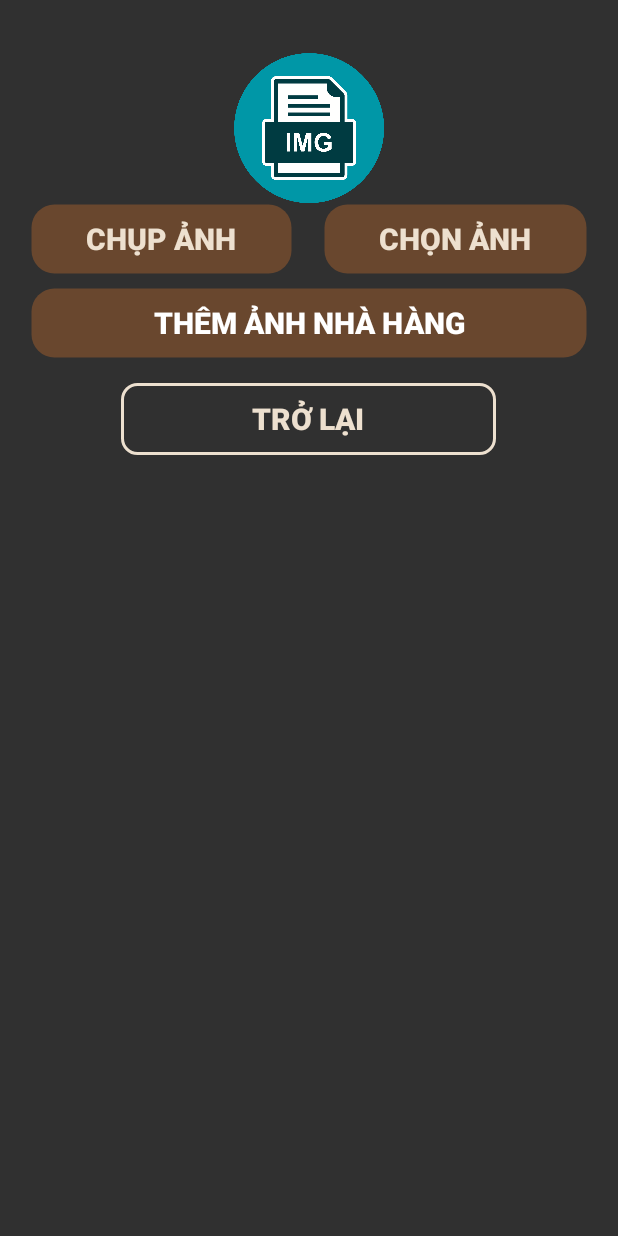
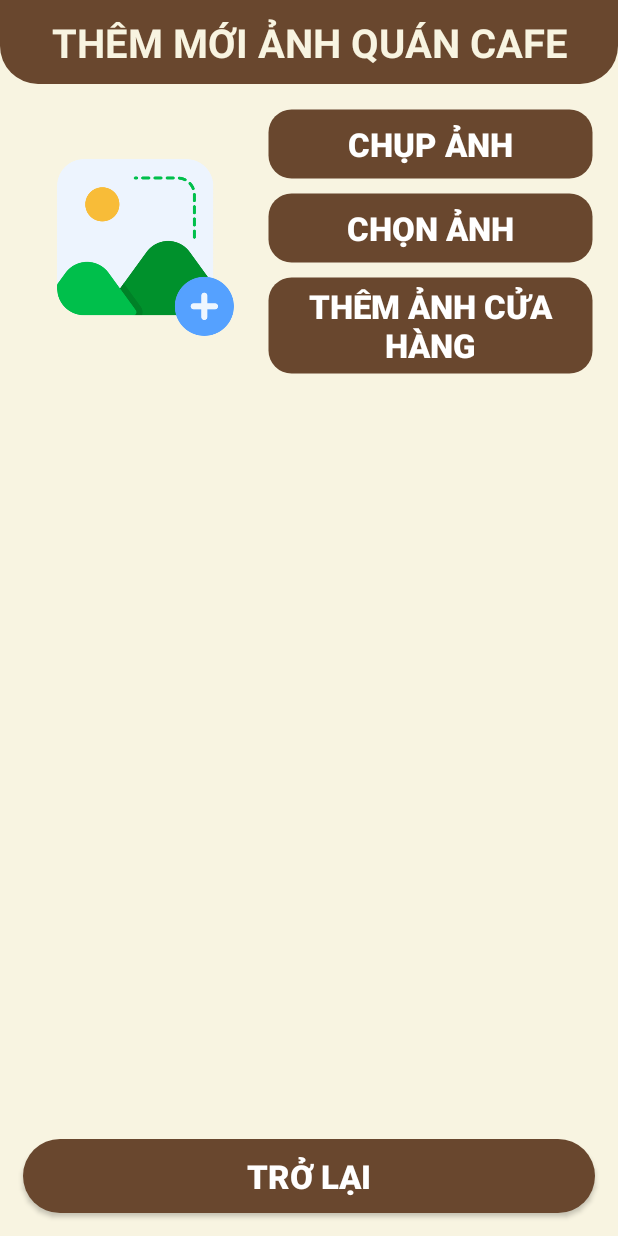
Before and after one commit to liorion-nguyen/manager-cafe, an Android app: the AddImageCafe screen opened directly, with no data from a screen before it, on a phone screen of 412 x 824 dp. Run offline under Robolectric (Android 15) with nearby library versions, the light colour scheme and no system bars; our stand-ins replace Firebase (no records; nobody signed in at launch, a user with empty details on screens opened directly); 2 statements that could not run were skipped.

Commit message:
chỉnh sửa trang thêm ảnh cửa hàng và một số thứ linh tinh

```diff
--- a/app/src/main/java/com/example/quanlychuoicuahangcaphe/AddImageCafe.java
+++ b/app/src/main/java/com/example/quanlychuoicuahangcaphe/AddImageCafe.java
@@ -229,7 +229,7 @@ public class AddImageCafe extends AppCompatActivity {
                                     CacAnhQuanCafe.add(link);
                                     a.setListHinhAnh(CacAnhQuanCafe);
                                     new_nh.setListHinhAnh(CacAnhQuanCafe);
-                                    ivChonAnh.setImageResource(R.drawable.img);
+                                    ivChonAnh.setImageResource(R.drawable.gallery);
                                     cacAnhCafeAdapter.notifyDataSetChanged();
                                 }
                             });
--- a/app/src/main/java/com/example/quanlychuoicuahangcaphe/AdminActivity.java
+++ b/app/src/main/java/com/example/quanlychuoicuahangcaphe/AdminActivity.java
@@ -50,8 +50,8 @@ public class AdminActivity extends AppCompatActivity {
         setContentView(R.layout.activity_admin);
 
         // Ánh xạ
-        fabThemQuanCafe = findViewById(R.id.fabThemNhaHang);
-        lvQuanCafe = findViewById(R.id.lvNhaHang);
+        fabThemQuanCafe = findViewById(R.id.fabThemQuanCafe);
+        lvQuanCafe = findViewById(R.id.lvQuanCafe);
         listQuanCafe = new ArrayList<>();
         quanCafeAdapter = new QuanCafeAdapter(AdminActivity.this, R.layout.lv_item_nha_hang, listQuanCafe);
         lvQuanCafe.setAdapter(quanCafeAdapter);
--- a/app/src/main/res/layout/activity_add_image_cafe.xml
+++ b/app/src/main/res/layout/activity_add_image_cafe.xml
@@ -1,97 +1,131 @@
 <?xml version="1.0" encoding="utf-8"?>
-<androidx.constraintlayout.widget.ConstraintLayout xmlns:android="http://schemas.android.com/apk/res/android"
+<androidx.constraintlayout.widget.ConstraintLayout
+    xmlns:android="http://schemas.android.com/apk/res/android"
     xmlns:app="http://schemas.android.com/apk/res-auto"
     xmlns:tools="http://schemas.android.com/tools"
     android:layout_width="match_parent"
     android:layout_height="match_parent"
+    android:background="#F8F4E1"
     tools:context=".AddImageCafe">
-<!--<ScrollView-->
-<!--    android:layout_width="match_parent"-->
-<!--    android:layout_height="match_parent">-->
+
+    <TextView
+        android:id="@+id/tvTitle"
+        android:layout_width="match_parent"
+        android:layout_height="wrap_content"
+        android:text="THÊM MỚI ẢNH QUÁN CAFE"
+        android:background="@drawable/rounded_bottom_background"
+        android:textAlignment="center"
+        android:textColor="#F8F4E1"
+        android:textSize="12pt"
+        android:textStyle="bold"
+        android:padding="10dp"
+        app:layout_constraintTop_toTopOf="parent"
+        app:layout_constraintStart_toStartOf="parent"
+        app:layout_constraintEnd_toEndOf="parent"/>
+
+    <ScrollView
+        android:id="@+id/scrollView2"
+        android:layout_width="0dp"
+        android:layout_height="wrap_content"
+        android:padding="16dp"
+        app:layout_constraintTop_toBottomOf="@+id/tvTitle"
+        app:layout_constraintStart_toStartOf="parent"
+        app:layout_constraintEnd_toEndOf="parent">
+
         <LinearLayout
             android:layout_width="match_parent"
             android:layout_height="wrap_content"
-        android:orientation="vertical"
-        android:paddingTop="25dp"
-        tools:ignore="MissingConstraints">
+            android:gravity="center"
+            android:orientation="vertical">
+
             <LinearLayout
                 android:layout_width="match_parent"
                 android:layout_height="wrap_content"
-            android:orientation="vertical"
-            android:layout_marginTop="10dp"
-            >
-
+                android:gravity="center"
+                android:orientation="horizontal">
 
                 <ImageView
                     android:id="@+id/ivChonAnh"
-            android:layout_width="100dp"
-            android:layout_height="100dp"
-            android:src="@drawable/img"
-            android:layout_gravity="center"/>
+                    android:layout_width="130dp"
+                    android:layout_height="130dp"
+                    android:layout_gravity="center"
+                    android:layout_marginEnd="16dp"
+                    android:layout_marginStart="16dp"
+                    android:scaleType="centerCrop"
+                    android:src="@drawable/gallery" />
 
                 <LinearLayout
-                android:layout_width="match_parent"
-                android:layout_height="wrap_content">
+                    android:layout_width="wrap_content"
+                    android:layout_height="wrap_content"
+                    android:gravity="center"
+                    android:orientation="vertical">
+
                     <Button
                         android:id="@+id/btnChupanh"
-                    android:layout_gravity="center"
-                    android:layout_width="wrap_content"
+                        android:layout_width="match_parent"
                         android:layout_height="wrap_content"
-                    android:layout_weight="1"
-                    android:layout_marginLeft="20dp"
-                    android:layout_marginRight="20dp"
+                        android:layout_marginBottom="8dp"
+                        android:background="@drawable/primarybutton"
                         android:text="Chụp ảnh"
-                    android:textStyle="bold"
-                    android:background="@drawable/primarybutton"
-                    android:textColor="#EDE0CF"
-                    android:textSize="9pt"/>
+                        android:textColor="#FFFFFF"
+                        android:textSize="10pt"
+                        android:textStyle="bold" />
+
                     <Button
                         android:id="@+id/btnChonAnh"
-                    android:layout_gravity="center"
-                    android:layout_marginRight="20dp"
-                    android:layout_width="wrap_content"
+                        android:layout_width="match_parent"
                         android:layout_height="wrap_content"
-                    android:layout_weight="1"
+                        android:layout_marginBottom="8dp"
+                        android:background="@drawable/primarybutton"
                         android:text="Chọn ảnh"
-                    android:textStyle="bold"
-                    android:background="@drawable/primarybutton"
-                    android:textColor="#EDE0CF"
-                    android:textSize="9pt"/>
-            </LinearLayout>
+                        android:textColor="#FFFFFF"
+                        android:textSize="10pt"
+                        android:textStyle="bold" />
+
                     <Button
                         android:id="@+id/btnThemAnh"
                         android:layout_width="match_parent"
                         android:layout_height="wrap_content"
-            android:layout_weight="1"
-            android:layout_marginTop="8dp"
                         android:layout_marginBottom="8dp"
-            android:text="Thêm ảnh nhà hàng"
-            android:layout_marginStart="20dp"
-            android:layout_marginEnd="20dp"
-            android:textStyle="bold"
                         android:background="@drawable/primarybutton"
-            android:textColor="@color/white"
-            android:textSize="9pt"/>
+                        android:text="Thêm ảnh Cửa hàng"
+                        android:textColor="#FFFFFF"
+                        android:textSize="10pt"
+                        android:padding="5dp"
+                        android:textStyle="bold" />
+
                 </LinearLayout>
+
+            </LinearLayout>
+        </LinearLayout>
+    </ScrollView>
 
     <ListView
         android:id="@+id/lvCacAnhCafe"
-            android:layout_width="match_parent"
-            android:layout_height="wrap_content"
-            android:layout_weight="1" />
+        android:layout_width="0dp"
+        android:layout_height="0dp"
+        android:divider="#C0C0C0"
+        android:dividerHeight="1dp"
+        android:layout_marginTop="8dp"
+        app:layout_constraintTop_toBottomOf="@+id/scrollView2"
+        app:layout_constraintBottom_toTopOf="@+id/imgBtnTroLai"
+        app:layout_constraintStart_toStartOf="parent"
+        app:layout_constraintEnd_toEndOf="parent" />
 
     <Button
         android:id="@+id/imgBtnTroLai"
-            android:layout_width="250dp"
+        android:layout_width="0dp"
         android:layout_height="wrap_content"
-            android:layout_gravity="center"
+        android:background="@drawable/rounded_button"
         android:text="Trở lại"
-            android:background="@drawable/buttonoutline"
-            android:textColor="#EDE0CF"
-            android:layout_marginTop="8dp"
-            android:layout_marginBottom="8dp"
+        android:textColor="#fff"
+        android:textSize="10pt"
         android:textStyle="bold"
-            android:textSize="9pt"/>
-    </LinearLayout>
-<!--</ScrollView>-->
+        android:layout_marginStart="15dp"
+        android:layout_marginEnd="15dp"
+        android:layout_marginBottom="15dp"
+        android:padding="10dp"
+        app:layout_constraintBottom_toBottomOf="parent"
+        app:layout_constraintStart_toStartOf="parent"
+        app:layout_constraintEnd_toEndOf="parent" />
 </androidx.constraintlayout.widget.ConstraintLayout>
--- a/app/src/main/res/layout/activity_admin.xml
+++ b/app/src/main/res/layout/activity_admin.xml
@@ -61,7 +61,7 @@
 
         <!-- ListView for displaying restaurant data -->
         <ListView
-            android:id="@+id/lvNhaHang"
+            android:id="@+id/lvQuanCafe"
             android:layout_width="match_parent"
             android:layout_height="0dp"
             android:divider="@android:color/transparent"
@@ -85,7 +85,7 @@
 
     <!-- FloatingActionButton -->
     <com.google.android.material.floatingactionbutton.FloatingActionButton
-        android:id="@+id/fabThemNhaHang"
+        android:id="@+id/fabThemQuanCafe"
         android:layout_width="wrap_content"
         android:layout_height="wrap_content"
         android:layout_gravity="bottom|end"
--- a/app/src/main/res/layout/activity_check_internet.xml
+++ b/app/src/main/res/layout/activity_check_internet.xml
@@ -13,16 +13,16 @@
         android:background="#F8F4E1"
         >
         <ImageView
-            android:src="@drawable/internet"
-            android:layout_width="50dp"
-            android:layout_height="50dp"
+            android:src="@drawable/signal"
+            android:layout_width="150dp"
+            android:layout_height="150dp"
             />
         <TextView
             android:id="@+id/noti"
             android:layout_width="match_parent"
             android:layout_height="wrap_content"
             android:layout_margin="20dp"
-            android:text="Vui lòng kết nối mạng"
+            android:text="Rất xin lỗi, đường truyền tạm thời bị gián đoạn. Vui lòng kiểm tra kết nối internet và thử lại sau."
             android:textAlignment="center"
             android:textColor="#ff0000"
             android:textSize="20dp"
--- a/app/src/main/res/layout/activity_detail_cafe.xml
+++ b/app/src/main/res/layout/activity_detail_cafe.xml
@@ -157,7 +157,8 @@
                     android:layout_weight="1"
                     android:text="4.1/5"
                     android:textAlignment="center"
-                    android:textSize="8pt" />
+                    android:textSize="8pt"
+                    android:textColor="#FFC94A"/>
 
                 <RatingBar
                     android:id="@+id/ratingBar"
--- a/app/src/main/res/layout/lv_item_nha_hang.xml
+++ b/app/src/main/res/layout/lv_item_nha_hang.xml
@@ -69,23 +69,21 @@
                     <TextView
                         android:layout_width="match_parent"
                         android:layout_height="wrap_content"
-                        android:layout_marginTop="20px"
                         android:gravity="right"
-                        android:text="Đặt bàn (Booking)"
+                        android:text="Địa chỉ"
                         android:textColor="#F8F4E1"
                         android:textSize="6pt"
                         android:textStyle="bold" />
 
                     <TextView
-                        android:id="@+id/tvPhoneNumber"
+                        android:id="@+id/tvAddress"
                         android:layout_width="match_parent"
                         android:layout_height="wrap_content"
-                        android:layout_marginBottom="20px"
-                        android:text="Số điện thoại: 0379273403"
+                        android:layout_marginBottom="10px"
+                        android:text="Mô tả nhà hàng tại đây !"
                         android:textAlignment="textEnd"
                         android:textColor="#F8F4E1"
-                        android:textSize="5pt"
-                        android:textStyle="italic" />
+                        android:textSize="5pt" />
 
                     <LinearLayout
                         android:layout_width="match_parent"
@@ -95,13 +93,14 @@
                         <LinearLayout
                             android:layout_width="80dp"
                             android:layout_height="wrap_content"
-                            android:orientation="vertical">
+                            android:orientation="vertical"
+                            android:layout_marginStart="5dp">
 
                             <TextView
                                 android:layout_width="match_parent"
                                 android:layout_height="wrap_content"
                                 android:gravity="left"
-                                android:text="Giờ mở cửa"
+                                android:text="Giờ mở cửa:"
                                 android:textColor="#F8F4E1"
                                 android:textSize="6pt"
                                 android:textStyle="bold" />
@@ -127,21 +126,24 @@
                                 android:layout_width="match_parent"
                                 android:layout_height="wrap_content"
                                 android:gravity="right"
-                                android:text="Địa chỉ"
+                                android:text="Thông tin liên hệ:"
                                 android:textColor="#F8F4E1"
                                 android:textSize="6pt"
                                 android:textStyle="bold" />
 
                             <TextView
-                                android:id="@+id/tvAddress"
+                                android:id="@+id/tvPhoneNumber"
                                 android:layout_width="match_parent"
                                 android:layout_height="wrap_content"
+                                android:layout_marginBottom="20px"
+                                android:text="Số điện thoại: 0379273403"
+                                android:textAlignment="textEnd"
                                 android:textColor="#F8F4E1"
-                                android:layout_marginBottom="10px"
-                                android:text="Mô tả nhà hàng tại đây !"
-                                android:textAlignment="textEnd"
-                                android:textSize="5pt" />
+                                android:textSize="5pt"
+                                android:textStyle="italic" />
+
                         </LinearLayout>
+
                     </LinearLayout>
 
                 </LinearLayout>
--- a/app/src/main/res/values/strings.xml
+++ b/app/src/main/res/values/strings.xml
@@ -1,3 +1,3 @@
 <resources>
-    <string name="app_name">QuanLyNhaHang</string>
+    <string name="app_name">QuanLyCuaHang</string>
 </resources>
```
Also changed, not shown: app/src/main/res/drawable/cuahang.jpg (added), app/src/main/res/drawable/cuahang.png (deleted), app/src/main/res/drawable/gallery.png (added), app/src/main/res/drawable/signal.png (added). Lines whose indentation alone changed are shown as unchanged.
